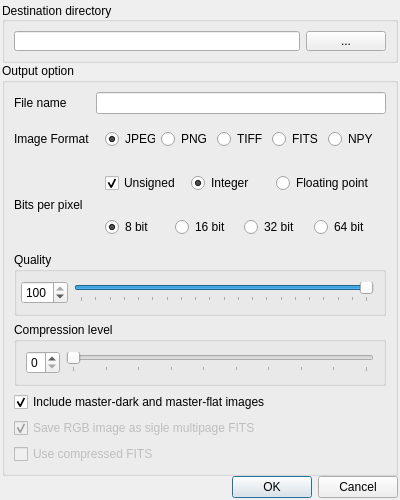
The window that lxnstack/data/ui/save_dialog.ui (mauritiusdadd/lxnstack) describes before a commit, drawn with Qt 5.
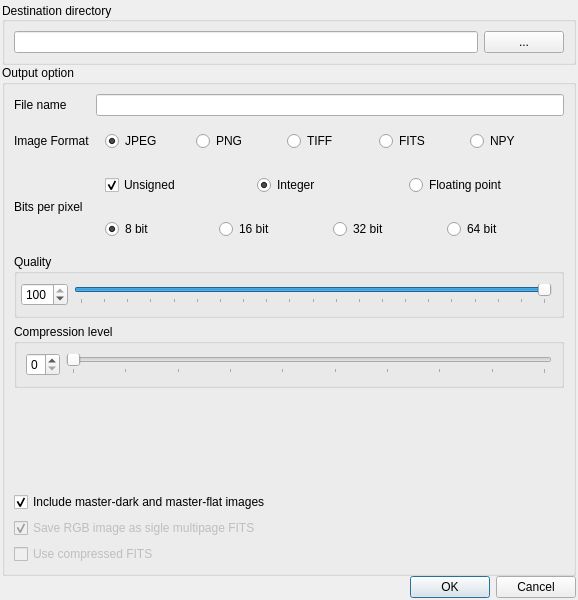
The same window after the commit.

Commit message: Update some constants for OpenCV v3

```diff
--- a/lxnstack/data/ui/save_dialog.ui
+++ b/lxnstack/data/ui/save_dialog.ui
@@ -10,8 +10,8 @@
    <rect>
     <x>0</x>
     <y>0</y>
-    <width>400</width>
-    <height>500</height>
+    <width>578</width>
+    <height>600</height>
    </rect>
   </property>
   <property name="sizePolicy">
@@ -23,13 +23,13 @@
   <property name="minimumSize">
    <size>
     <width>400</width>
-    <height>450</height>
+    <height>500</height>
    </size>
   </property>
   <property name="maximumSize">
    <size>
-    <width>400</width>
-    <height>500</height>
+    <width>600</width>
+    <height>600</height>
    </size>
   </property>
   <property name="windowTitle">
```
The commit also changes 2 other files.
